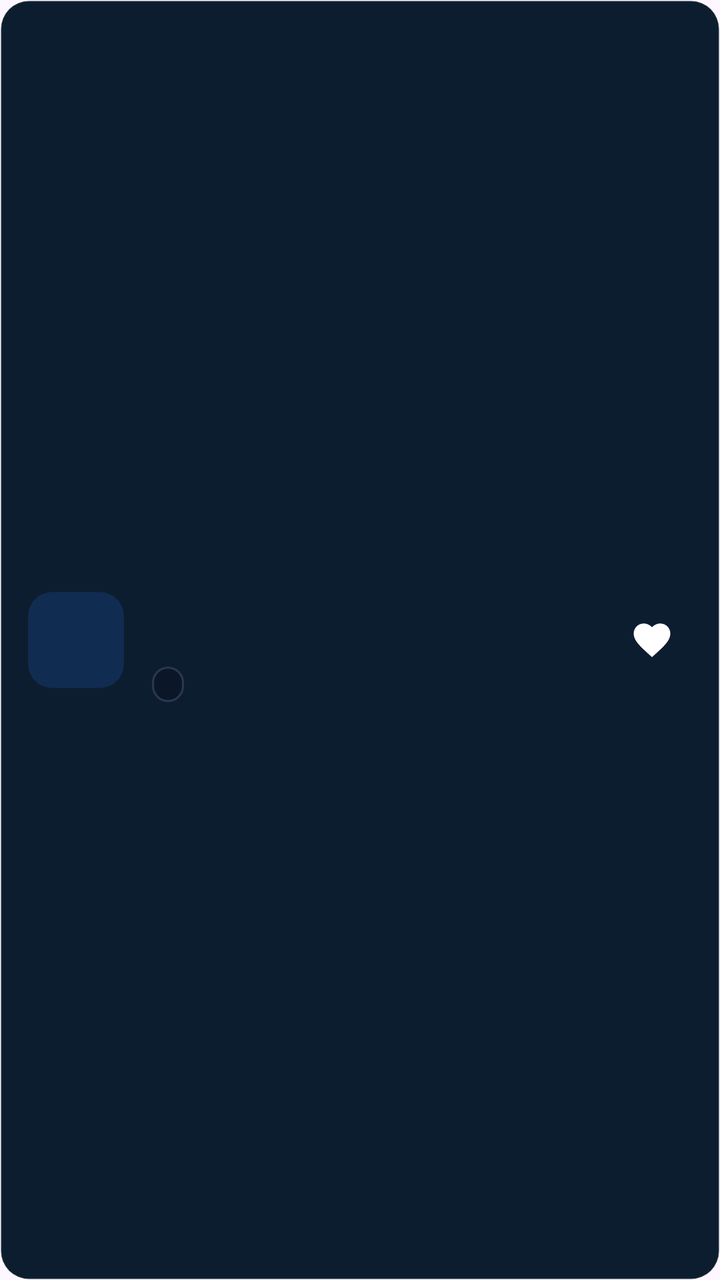
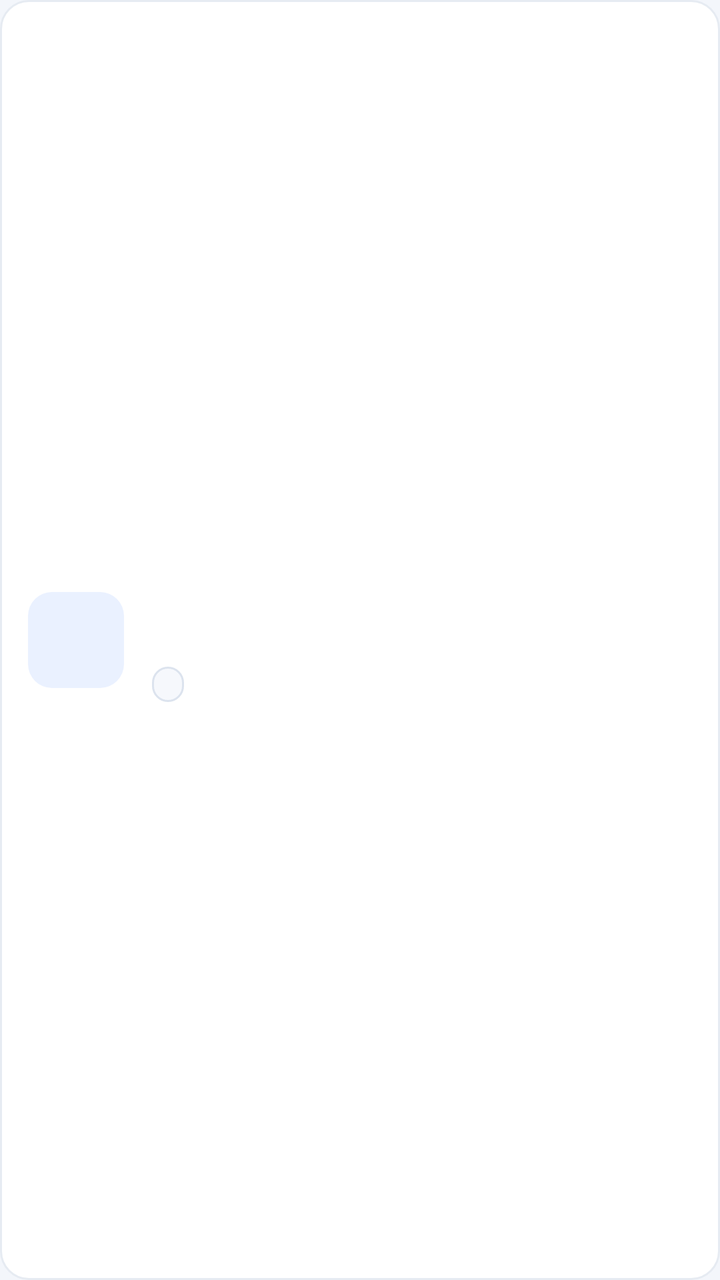

Compare the two renders of this Android layout. The source of the first and the diff that turns it into the second are given below.
<!-- AndroidManifest.xml: application theme Theme.AccurancyMobileApp -->
<!-- res/layout/item_favorito.xml -->
<?xml version="1.0" encoding="utf-8"?>
<LinearLayout xmlns:android="http://schemas.android.com/apk/res/android"
    android:layout_width="match_parent"
    android:layout_height="wrap_content"
    android:layout_marginBottom="10dp"
    android:background="@drawable/bg_card_ativo"
    android:gravity="center_vertical"
    android:orientation="horizontal"
    android:padding="14dp">

    <TextView
        android:id="@+id/tvSiglaFavorito"
        android:layout_width="48dp"
        android:layout_height="48dp"
        android:layout_marginEnd="14dp"
        android:background="@drawable/bg_item_icon"
        android:gravity="center"
        android:textColor="#57A6FF"
        android:textSize="12sp"
        android:textStyle="bold" />

    <LinearLayout
        android:layout_width="0dp"
        android:layout_height="wrap_content"
        android:layout_weight="1"
        android:orientation="vertical">

        <TextView
            android:id="@+id/tvSimboloFavorito"
            android:layout_width="match_parent"
            android:layout_height="wrap_content"
            android:ellipsize="end"
            android:maxLines="1"
            android:textColor="#F1F5FC"
            android:textSize="15sp"
            android:textStyle="bold" />

        <TextView
            android:id="@+id/tvNomeFavorito"
            android:layout_width="match_parent"
            android:layout_height="wrap_content"
            android:layout_marginTop="2dp"
            android:ellipsize="end"
            android:maxLines="1"
            android:textColor="#9BAAC0"
            android:textSize="12sp" />

        <TextView
            android:id="@+id/tvCategoriaFavorito"
            android:layout_width="wrap_content"
            android:layout_height="wrap_content"
            android:layout_marginTop="6dp"
            android:background="@drawable/bg_filtro_categoria"
            android:paddingStart="8dp"
            android:paddingTop="2dp"
            android:paddingEnd="8dp"
            android:paddingBottom="2dp"
            android:textColor="#AAB8CC"
            android:textSize="10sp"
            android:textStyle="bold" />

    </LinearLayout>

    <ImageView
        android:id="@+id/btnRemoverFavorito"
        android:layout_width="40dp"
        android:layout_height="40dp"
        android:layout_marginStart="4dp"
        android:background="?attr/selectableItemBackgroundBorderless"
        android:contentDescription="Remover dos favoritos"
        android:padding="9dp"
        android:src="@drawable/ic_favorito_cheio" />

</LinearLayout>
<!-- resources referenced by this layout -->
<resources>
  <!-- drawable bg_card_ativo (drawable) -->
  <?xml version="1.0" encoding="utf-8"?>
  <shape xmlns:android="http://schemas.android.com/apk/res/android"
      android:shape="rectangle">
      <solid android:color="@color/card_background" />
      <stroke
          android:width="1dp"
          android:color="@color/divider" />
      <corners android:radius="14dp" />
  </shape>
  <!-- drawable bg_filtro_categoria (drawable) -->
  <?xml version="1.0" encoding="utf-8"?>
  <shape xmlns:android="http://schemas.android.com/apk/res/android">
      <solid android:color="#0B1729" />
      <stroke
          android:width="1dp"
          android:color="#293950" />
      <corners android:radius="22dp" />
  </shape>
  <!-- drawable bg_item_icon (drawable) -->
  <?xml version="1.0" encoding="utf-8"?>
  <shape xmlns:android="http://schemas.android.com/apk/res/android">
      <solid android:color="#102C50"/>
      <corners android:radius="12dp"/>
  </shape>
  <style name="Theme.AccurancyMobileApp" parent="Base.Theme.AccurancyMobileApp" />
  <color name="card_background">#0D1D30</color>
  <color name="divider">#12FFFFFF</color>
  <style name="Base.Theme.AccurancyMobileApp" parent="Theme.Material3.DayNight.NoActionBar">
          
          
  
      </style>
  <!-- unchanged entries left out for length: 1 -->
</resources>

<!-- the commit's change to res/layout/item_favorito.xml (unified diff, before → after) -->
@@ -15,7 +15,7 @@
         android:layout_marginEnd="14dp"
         android:background="@drawable/bg_item_icon"
         android:gravity="center"
-        android:textColor="#57A6FF"
+        android:textColor="@color/link"
         android:textSize="12sp"
         android:textStyle="bold" />
 
@@ -31,7 +31,7 @@
             android:layout_height="wrap_content"
             android:ellipsize="end"
             android:maxLines="1"
-            android:textColor="#F1F5FC"
+            android:textColor="@color/text_primary"
             android:textSize="15sp"
             android:textStyle="bold" />
 
@@ -42,7 +42,7 @@
             android:layout_marginTop="2dp"
             android:ellipsize="end"
             android:maxLines="1"
-            android:textColor="#9BAAC0"
+            android:textColor="@color/text_secondary"
             android:textSize="12sp" />
 
         <TextView
@@ -55,7 +55,7 @@
             android:paddingTop="2dp"
             android:paddingEnd="8dp"
             android:paddingBottom="2dp"
-            android:textColor="#AAB8CC"
+            android:textColor="@color/text_secondary"
             android:textSize="10sp"
             android:textStyle="bold" />
 
<!-- resource entries referenced after the edit -->
@@ -1,5 +1,8 @@
 <!-- resources referenced by this layout -->
 <resources>
+  <color name="link">#FF1D5BD8</color>
+  <color name="text_primary">#FF0F1B2D</color>
+  <color name="text_secondary">#FF56667E</color>
   <!-- drawable bg_card_ativo (drawable) -->
   <?xml version="1.0" encoding="utf-8"?>
   <shape xmlns:android="http://schemas.android.com/apk/res/android"
@@ -13,26 +16,63 @@
   <!-- drawable bg_filtro_categoria (drawable) -->
   <?xml version="1.0" encoding="utf-8"?>
   <shape xmlns:android="http://schemas.android.com/apk/res/android">
-      <solid android:color="#0B1729" />
+      <solid android:color="@color/superficie_campo" />
       <stroke
           android:width="1dp"
-          android:color="#293950" />
+          android:color="@color/borda" />
       <corners android:radius="22dp" />
   </shape>
   <!-- drawable bg_item_icon (drawable) -->
   <?xml version="1.0" encoding="utf-8"?>
   <shape xmlns:android="http://schemas.android.com/apk/res/android">
-      <solid android:color="#102C50"/>
+      <solid android:color="@color/fundo_icone"/>
       <corners android:radius="12dp"/>
   </shape>
   <style name="Theme.AccurancyMobileApp" parent="Base.Theme.AccurancyMobileApp" />
-  <color name="card_background">#0D1D30</color>
-  <color name="divider">#12FFFFFF</color>
+  <color name="card_background">#FFFFFFFF</color>
+  <color name="divider">#FFE6EBF2</color>
+  <color name="superficie_campo">#FFF6F8FC</color>
+  <color name="borda">#FFDCE3EE</color>
+  <color name="fundo_icone">#FFEAF1FF</color>
   <style name="Base.Theme.AccurancyMobileApp" parent="Theme.Material3.DayNight.NoActionBar">
+          <item name="colorPrimary">@color/primary_blue</item>
+          <item name="colorOnPrimary">@color/white</item>
+          <item name="colorPrimaryContainer">@color/superficie_selecionada</item>
+          <item name="colorOnPrimaryContainer">@color/text_primary</item>
+          <item name="colorSecondary">@color/link</item>
+          <item name="colorSurface">@color/card_background</item>
+          <item name="colorOnSurface">@color/text_primary</item>
+          <item name="colorOnSurfaceVariant">@color/text_secondary</item>
+          <item name="colorOnSecondary">@color/white</item>
+          <item name="colorSecondaryContainer">@color/superficie_selecionada</item>
+          <item name="colorOnSecondaryContainer">@color/text_primary</item>
           
-          
-  
+          <item name="colorSurfaceVariant">@color/card_background_2</item>
+          <item name="colorSurfaceContainerLowest">@color/card_background</item>
+          <item name="colorSurfaceContainerLow">@color/card_background</item>
+          <item name="colorSurfaceContainer">@color/card_background_2</item>
+          <item name="colorSurfaceContainerHigh">@color/card_background</item>
+          <item name="colorSurfaceContainerHighest">@color/trilho</item>
+          <item name="colorOutline">@color/borda_forte</item>
+          <item name="colorOutlineVariant">@color/borda</item>
+          <item name="colorError">@color/negativo_destaque</item>
+          <item name="android:colorBackground">@color/bg_deep</item>
+          <item name="android:windowBackground">@color/bg_deep</item>
+          <item name="android:textColorPrimary">@color/text_primary</item>
+          <item name="android:textColorSecondary">@color/text_secondary</item>
+          <item name="android:textColorHint">@color/text_placeholder</item>
+          <item name="android:windowLightStatusBar">@bool/barras_sistema_claras</item>
+          <item name="android:windowLightNavigationBar" tools:targetApi="27">@bool/barras_sistema_claras</item>
       </style>
+  <color name="primary_blue">#FF2563EB</color>
+  <color name="white">#FFFFFFFF</color>
+  <color name="superficie_selecionada">#FFE4EDFD</color>
+  <color name="card_background_2">#FFF1F5FA</color>
+  <color name="trilho">#FFE3E9F2</color>
+  <color name="borda_forte">#FFC5D0DF</color>
+  <color name="negativo_destaque">#FFD93545</color>
+  <color name="bg_deep">#FFF3F6FB</color>
+  <color name="text_placeholder">#FF8A97AB</color>
   <!-- unchanged entries left out for length: 1 -->
 </resources>
 
